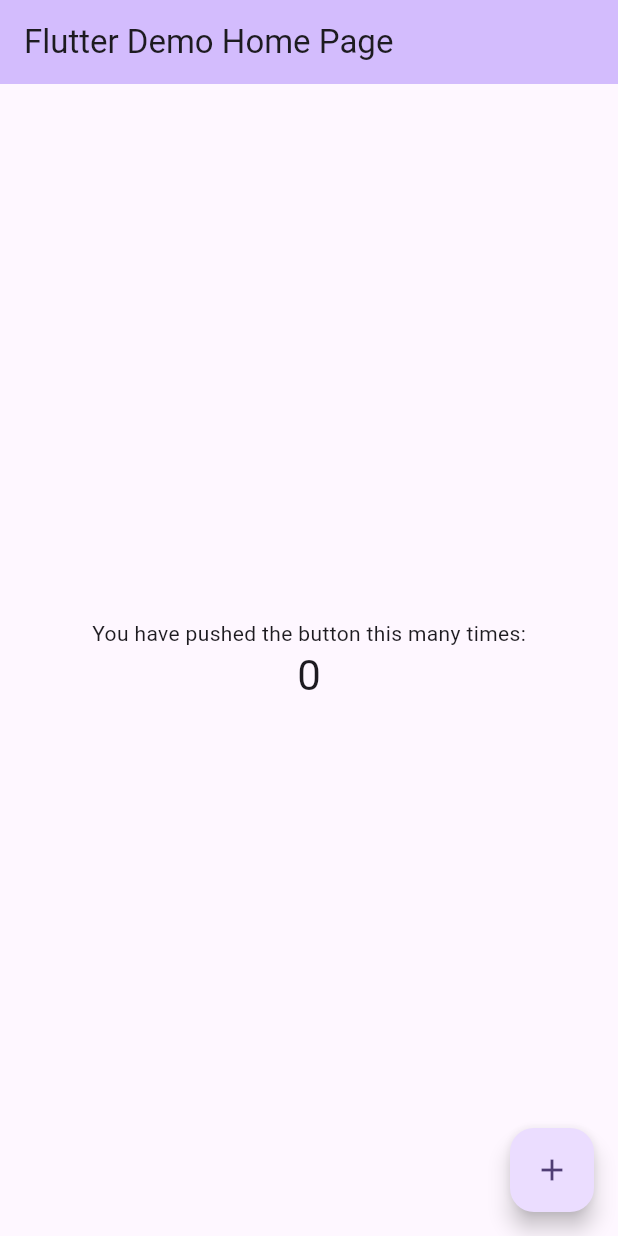
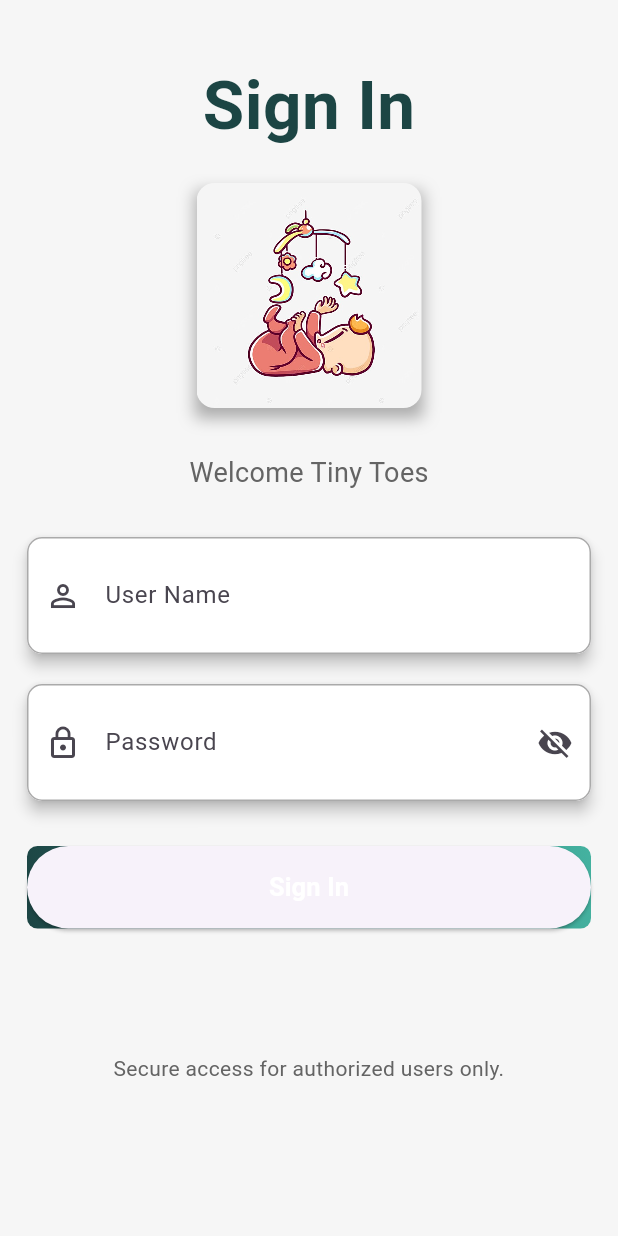
Before and after one commit to rasunM/the-tiny-toes, a Flutter app: the screen it shows after launch, on a phone screen of 412 x 824 dp. Run offline on Flutter 3.47's test engine with Material 3 defaults, Android fonts, the phone set to English and light mode, and no system bars; statements that could not run were skipped.

Commit message:
feat: create login screen UI

```diff
--- /dev/null
+++ b/client/apps/tiny_toes_gallery_app/lib/core/theme/app_color_pallet.dart
@@ -0,0 +1,13 @@
+import 'package:flutter/material.dart';
+
+class AppColorPallet {
+  static const Color backgroundColor = Color.fromRGBO(246, 246, 246, 1);
+  static const Color touquios = Color.fromRGBO(68, 178, 160, 1);
+  static const Color darkTouquios = Color.fromRGBO(119, 168, 173, 1);
+  static const Color textGreen = Color.fromRGBO(28, 69, 68, 1);
+  static const Color textAsh = Color.fromRGBO(100, 100, 100, 1);
+  static const Color textFieldBorder = Color.fromRGBO(170, 170, 170, 1);
+  static const Color green = Colors.greenAccent;
+  static const Color red = Colors.redAccent;
+  static const Color black = Colors.black;
+  static const Color white = Colors.white;
--- /dev/null
+++ b/client/apps/tiny_toes_gallery_app/lib/core/theme/theme.dart
@@ -0,0 +1,24 @@
+import 'package:flutter/material.dart';
+import 'package:tiny_toes_gallery_app/core/theme/app_color_pallet.dart';
+
+class AppTheme {
+  static _border([
+    Color color = AppColorPallet.textFieldBorder,
+    double width = 3,
+  ]) => OutlineInputBorder(
+    borderSide: BorderSide(color: color, width: width),
+    borderRadius: BorderRadius.circular(10),
+  );
+
+  static final lightTheme = ThemeData.light().copyWith(
+    scaffoldBackgroundColor: AppColorPallet.backgroundColor,
+    appBarTheme: AppBarTheme(backgroundColor: AppColorPallet.backgroundColor),
+    inputDecorationTheme: InputDecorationTheme(
+      contentPadding: EdgeInsets.all(27),
+      enabledBorder: _border(AppColorPallet.textFieldBorder, 1),
+      focusedBorder: _border(AppColorPallet.darkTouquios),
+      fillColor: AppColorPallet.white,
+      filled: true,
+    ),
+  );
+}
--- /dev/null
+++ b/client/apps/tiny_toes_gallery_app/lib/features/auth/presentation/pages/login_page.dart
@@ -0,0 +1,102 @@
+import 'package:flutter/material.dart';
+import 'package:tiny_toes_gallery_app/core/theme/app_color_pallet.dart';
+import 'package:tiny_toes_gallery_app/features/auth/presentation/widgets/auth_button.dart';
+import 'package:tiny_toes_gallery_app/features/auth/presentation/widgets/auth_field.dart';
+
+class LoginPage extends StatefulWidget {
+  const LoginPage({super.key});
+
+  @override
+  State<LoginPage> createState() => _LoginPageState();
+}
+
+class _LoginPageState extends State<LoginPage> {
+  @override
+  Widget build(BuildContext context) {
+    final screenHeight = MediaQuery.of(context).size.height;
+
+    return Scaffold(
+      backgroundColor: AppColorPallet.backgroundColor,
+      body: SafeArea(
+        child: SingleChildScrollView(
+          padding: const EdgeInsets.all(18.0),
+          child: ConstrainedBox(
+            constraints: BoxConstraints(minHeight: screenHeight - 100),
+            child: IntrinsicHeight(
+              child: Column(
+                children: [
+                  const SizedBox(height: 20),
+                  Text(
+                    "Sign In",
+                    style: TextStyle(
+                      color: AppColorPallet.textGreen.withValues(alpha: 40),
+                      fontWeight: FontWeight.bold,
+                      fontSize: 45,
+                    ),
+                  ),
+
+                  const SizedBox(height: 20),
+                  Container(
+                    decoration: BoxDecoration(
+                      boxShadow: [
+                        BoxShadow(
+                          color: AppColorPallet.textFieldBorder,
+                          offset: Offset(0, 6),
+                          blurRadius: 8,
+                          spreadRadius: 1,
+                        ),
+                      ],
+                    ),
+                    child: ClipRRect(
+                      borderRadius: BorderRadius.circular(12),
+                      child: Image.asset(
+                        "assets/logo.png",
+                        filterQuality: FilterQuality.high,
+                        height: 150,
+                      ),
+                    ),
+                  ),
+
+                  const SizedBox(height: 30),
+                  Text(
+                    "Welcome Tiny Toes",
+                    style: TextStyle(
+                      color: AppColorPallet.textAsh,
+                      fontWeight: FontWeight.w400,
+                      fontSize: 18,
+                    ),
+                  ),
+
+                  const SizedBox(height: 30),
+
+                  AuthField(hintText: "User Name"),
+
+                  const SizedBox(height: 20),
+
+                  AuthField(hintText: "Password", isObscureText: true),
+
+                  const SizedBox(height: 30),
+
+                  AuthButton(buttonText: 'Sign In'),
+
+                  const Spacer(),
+
+                  Text(
+                    "Secure access for authorized users only.",
+                    style: TextStyle(
+                      color: AppColorPallet.textAsh,
+                      fontSize: 14,
+                    ),
+                    textAlign: TextAlign.center,
+                  ),
+
+                  const SizedBox(height: 20),
+                ],
+              ),
+            ),
+          ),
+        ),
+      ),
+    );
+  }
+}
--- /dev/null
+++ b/client/apps/tiny_toes_gallery_app/lib/features/auth/presentation/widgets/auth_button.dart
@@ -0,0 +1,37 @@
+import 'package:flutter/material.dart';
+import 'package:tiny_toes_gallery_app/core/theme/app_color_pallet.dart';
+
+class AuthButton extends StatelessWidget {
+  final String buttonText;
+  const AuthButton({super.key, required this.buttonText});
+
+  @override
+  Widget build(BuildContext context) {
+    return Container(
+      decoration: BoxDecoration(
+        gradient: LinearGradient(
+          colors: [AppColorPallet.textGreen, AppColorPallet.touquios],
+          begin: Alignment.bottomLeft,
+          end: Alignment.topRight,
+        ),
+        borderRadius: BorderRadius.circular(7),
+      ),
+      child: ElevatedButton(
+        onPressed: () {},
+        style: ElevatedButton.styleFrom(
+          fixedSize: const Size(395, 55),
+          backgroundColor: AppColorPallet.transparentColor,
+          shadowColor: AppColorPallet.transparentColor,
+        ),
+        child: Text(
+          buttonText,
+          style: TextStyle(
+            fontSize: 17,
+            fontWeight: FontWeight.w600,
+            color: AppColorPallet.white,
+          ),
+        ),
+      ),
+    );
+  }
+}
--- /dev/null
+++ b/client/apps/tiny_toes_gallery_app/lib/features/auth/presentation/widgets/auth_field.dart
@@ -0,0 +1,54 @@
+import 'package:flutter/material.dart';
+
+class AuthField extends StatefulWidget {
+  final String hintText;
+  final bool isObscureText;
+
+  const AuthField({
+    super.key,
+    required this.hintText,
+    this.isObscureText = false,
+  });
+
+  @override
+  State<AuthField> createState() => _AuthFieldState();
+}
+
+class _AuthFieldState extends State<AuthField> {
+  late bool _obscureText;
+
+  @override
+  void initState() {
+    super.initState();
+    _obscureText = widget.isObscureText;
+  }
+
+  @override
+  Widget build(BuildContext context) {
+    return Material(
+      elevation: 4,
+      borderRadius: BorderRadius.circular(10),
+      child: TextFormField(
+        obscureText: _obscureText,
+        decoration: InputDecoration(
+          hintText: widget.hintText,
+          prefixIcon: Icon(
+            widget.isObscureText ? Icons.lock_outline : Icons.person_outline,
+          ),
+          suffixIcon: widget.isObscureText
+              ? IconButton(
+                  icon: Icon(
+                    _obscureText ? Icons.visibility_off : Icons.visibility,
+                  ),
+                  onPressed: () {
+                    setState(() {
+                      _obscureText = !_obscureText;
+                    });
+                  },
+                )
+              : null,
+        ),
+      ),
+    );
+  }
+}
--- a/client/apps/tiny_toes_gallery_app/lib/main.dart
+++ b/client/apps/tiny_toes_gallery_app/lib/main.dart
@@ -1,4 +1,6 @@
 import 'package:flutter/material.dart';
+import 'package:tiny_toes_gallery_app/core/theme/theme.dart';
+import 'package:tiny_toes_gallery_app/features/auth/presentation/pages/login_page.dart';
 
 void main() {
   runApp(const MyApp());
@@ -7,116 +9,13 @@ void main() {
 class MyApp extends StatelessWidget {
   const MyApp({super.key});
 
-  // This widget is the root of your application.
   @override
   Widget build(BuildContext context) {
     return MaterialApp(
-      title: 'Flutter Demo',
-      theme: ThemeData(
-        // This is the theme of your application.
-        //
-        // TRY THIS: Try running your application with "flutter run". You'll see
-        // the application has a purple toolbar. Then, without quitting the app,
-        // try changing the seedColor in the colorScheme below to Colors.green
-        // and then invoke "hot reload" (save your changes or press the "hot
-        // reload" button in a Flutter-supported IDE, or press "r" if you used
-        // the command line to start the app).
-        //
-        // Notice that the counter didn't reset back to zero; the application
-        // state is not lost during the reload. To reset the state, use hot
-        // restart instead.
-        //
-        // This works for code too, not just values: Most code changes can be
-        // tested with just a hot reload.
-        colorScheme: ColorScheme.fromSeed(seedColor: Colors.deepPurple),
-      ),
-      home: const MyHomePage(title: 'Flutter Demo Home Page'),
+      title: 'Baby Gallery App',
+      debugShowCheckedModeBanner: false,
+      theme: AppTheme.lightTheme,
+      home: const LoginPage(),
     );
   }
 }
-
-class MyHomePage extends StatefulWidget {
-  const MyHomePage({super.key, required this.title});
-
-  // This widget is the home page of your application. It is stateful, meaning
-  // that it has a State object (defined below) that contains fields that affect
-  // how it looks.
-
-  // This class is the configuration for the state. It holds the values (in this
-  // case the title) provided by the parent (in this case the App widget) and
-  // used by the build method of the State. Fields in a Widget subclass are
-  // always marked "final".
-
-  final String title;
-
-  @override
-  State<MyHomePage> createState() => _MyHomePageState();
-}
-
-class _MyHomePageState extends State<MyHomePage> {
-  int _counter = 0;
-
-  void _incrementCounter() {
-    setState(() {
-      // This call to setState tells the Flutter framework that something has
-      // changed in this State, which causes it to rerun the build method below
-      // so that the display can reflect the updated values. If we changed
-      // _counter without calling setState(), then the build method would not be
-      // called again, and so nothing would appear to happen.
-      _counter++;
-    });
-  }
-
-  @override
-  Widget build(BuildContext context) {
-    // This method is rerun every time setState is called, for instance as done
-    // by the _incrementCounter method above.
-    //
-    // The Flutter framework has been optimized to make rerunning build methods
-    // fast, so that you can just rebuild anything that needs updating rather
-    // than having to individually change instances of widgets.
-    return Scaffold(
-      appBar: AppBar(
-        // TRY THIS: Try changing the color here to a specific color (to
-        // Colors.amber, perhaps?) and trigger a hot reload to see the AppBar
-        // change color while the other colors stay the same.
-        backgroundColor: Theme.of(context).colorScheme.inversePrimary,
-        // Here we take the value from the MyHomePage object that was created by
-        // the App.build method, and use it to set our appbar title.
-        title: Text(widget.title),
-      ),
-      body: Center(
-        // Center is a layout widget. It takes a single child and positions it
-        // in the middle of the parent.
-        child: Column(
-          // Column is also a layout widget. It takes a list of children and
-          // arranges them vertically. By default, it sizes itself to fit its
-          // children horizontally, and tries to be as tall as its parent.
-          //
-          // Column has various properties to control how it sizes itself and
-          // how it positions its children. Here we use mainAxisAlignment to
-          // center the children vertically; the main axis here is the vertical
-          // axis because Columns are vertical (the cross axis would be
-          // horizontal).
-          //
-          // TRY THIS: Invoke "debug painting" (choose the "Toggle Debug Paint"
-          // action in the IDE, or press "p" in the console), to see the
-          // wireframe for each widget.
-          mainAxisAlignment: MainAxisAlignment.center,
-          children: <Widget>[
-            const Text('You have pushed the button this many times:'),
-            Text(
-              '$_counter',
-              style: Theme.of(context).textTheme.headlineMedium,
-            ),
-          ],
-        ),
-      ),
-      floatingActionButton: FloatingActionButton(
-        onPressed: _incrementCounter,
-        tooltip: 'Increment',
-        child: const Icon(Icons.add),
-      ), // This trailing comma makes auto-formatting nicer for build methods.
-    );
-  }
-}
--- a/client/apps/tiny_toes_gallery_app/pubspec.yaml
+++ b/client/apps/tiny_toes_gallery_app/pubspec.yaml
@@ -35,6 +35,8 @@ dependencies:
   # Use with the CupertinoIcons class for iOS style icons.
   cupertino_icons: ^1.0.8
 
+
+
 dev_dependencies:
   flutter_test:
     sdk: flutter
@@ -57,6 +59,8 @@ flutter:
   # the material Icons class.
   uses-material-design: true
 
+  assets:
+    - assets/logo.png
   # To add assets to your application, add an assets section, like this:
   # assets:
   #   - images/a_dot_burr.jpeg
```
Also changed, not shown: client/apps/tiny_toes_gallery_app/assets/logo.png (added).
